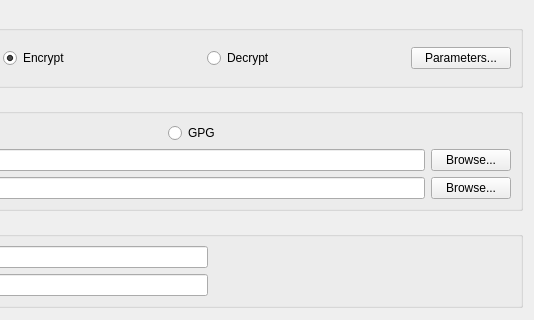
This is qt_ui/file_encryption_dialog.ui in evpo/EncryptPad as Qt 5 draws it before an edit; both pictures show x 224 to 758 and y 0 to 320 of the 758 by 526 pixel window. The edited form follows.
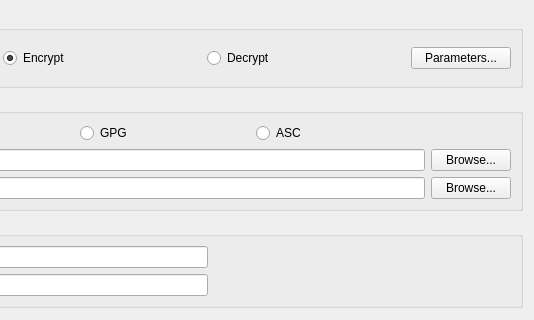
This is the edited form. Icons and pictures are not drawn.

Commit message: Add asc radio button in file encryption dialog

The edit to the form file:
```diff
--- a/qt_ui/file_encryption_dialog.ui
+++ b/qt_ui/file_encryption_dialog.ui
@@ -208,6 +208,16 @@
             </property>
            </widget>
           </item>
+          <item>
+           <widget class="QRadioButton" name="uiAscRadio">
+            <property name="toolTip">
+             <string>OpenPGP Armor</string>
+            </property>
+            <property name="text">
+             <string>ASC</string>
+            </property>
+           </widget>
+          </item>
          </layout>
         </item>
        </layout>
```
Left out of the diff: 65 changed lines with no effect on the pictures. The commit also changes 2 other files.
